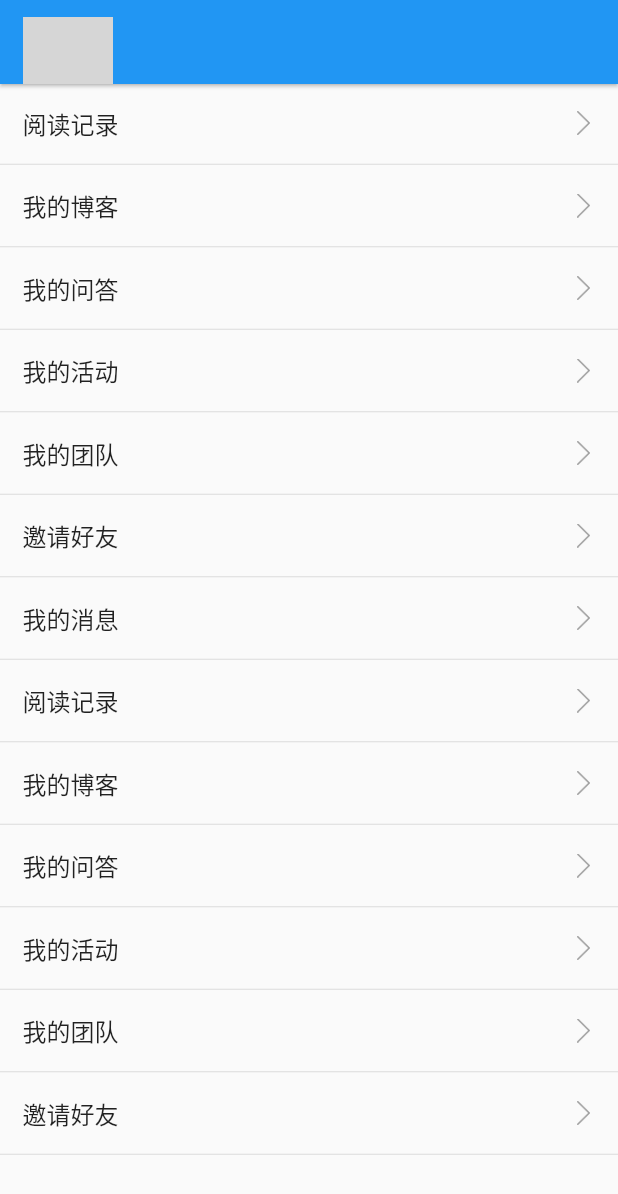
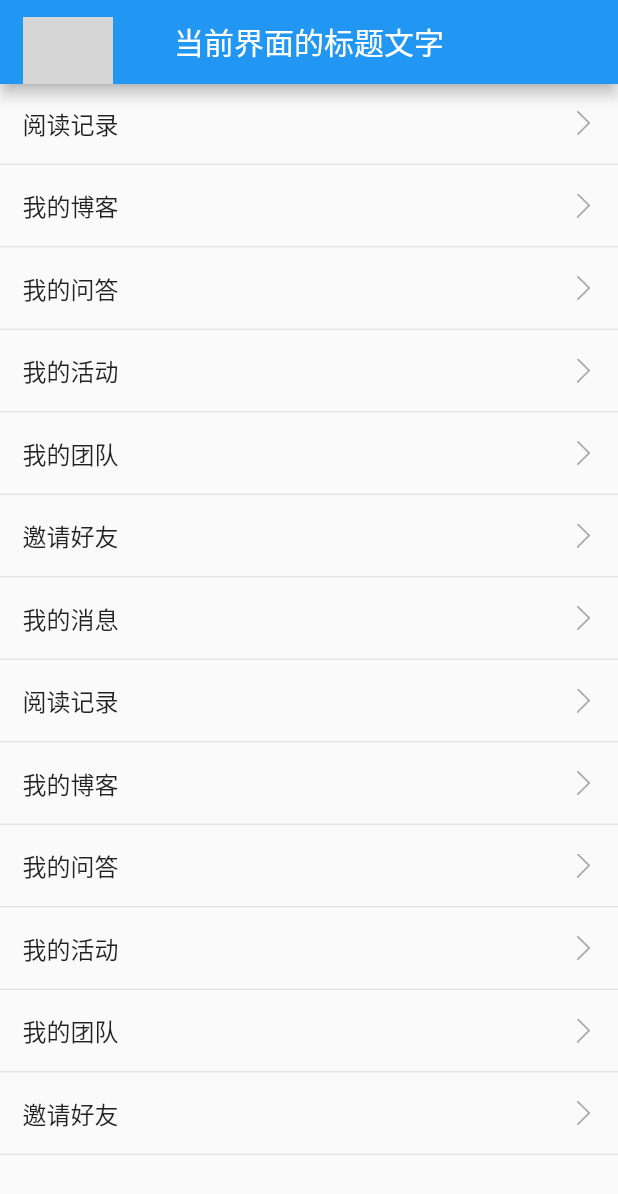
Before and after one commit to tianzhiyuanemail/tbk_app, a Flutter app: the MyInfoPage widget shown alone on an empty page, opened directly, scrolled down 170 dp, on a phone screen of 412 x 824 dp. Shown: the top 1194 px of the screen. Run offline on Flutter 3.47's test engine with Material 2 defaults, Android fonts, the phone set to English and light mode, and no system bars; our stand-ins replace dio, flutter_easyrefresh, flutter_screenutil, flutter_swiper; missing offline and left inert: provide; network calls fail; statements that could not run were skipped; grey boxes are pictures that could not be loaded.

Commit message:
导qheroiqhorihqoi

```diff
--- a/lib/pages/my/my_page.dart
+++ b/lib/pages/my/my_page.dart
@@ -89,7 +89,7 @@ class MyInfoPage extends StatelessWidget {
 //        leading: Icon(Icons.add),
         //2. ? 控制是否应该尝试暗示前导小部件为null
         automaticallyImplyLeading: true,
-        elevation: 1,
+        elevation: 4,
         //APP bar 的颜色，默认值为 ThemeData.primaryColor。改值通常和下面的三个属性一起使用
 //        backgroundColor: Colors.pink,
         //App bar 的亮度，有白色和黑色两种主题，默认值为 ThemeData.primaryColorBrightness
@@ -114,7 +114,7 @@ class MyInfoPage extends StatelessWidget {
         snap: true,
 
         //当前界面的标题文字
-//        title: Text('当前界面的标题文字'),
+        title: Text('当前界面的标题文字'),
         //5.一个显示在 AppBar 下方的控件，高度和 AppBar 高度一样，
         // 可以实现一些特殊的效果，该属性通常在 SliverAppBar 中使用
         flexibleSpace: FlexibleSpaceBar(
```
